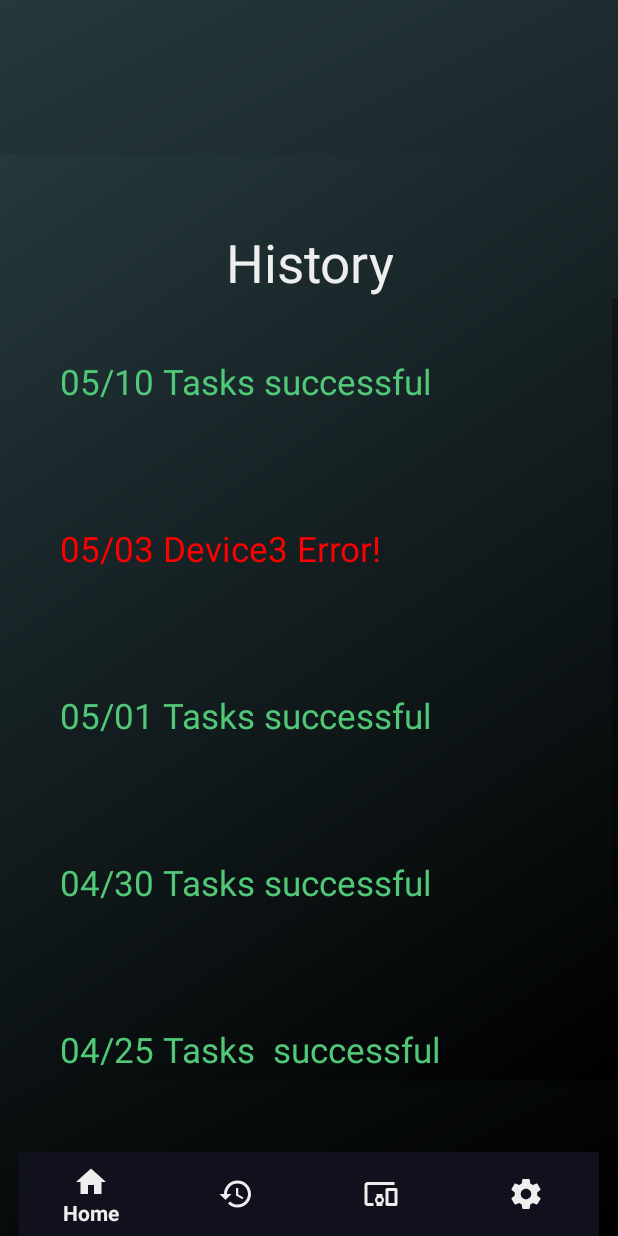
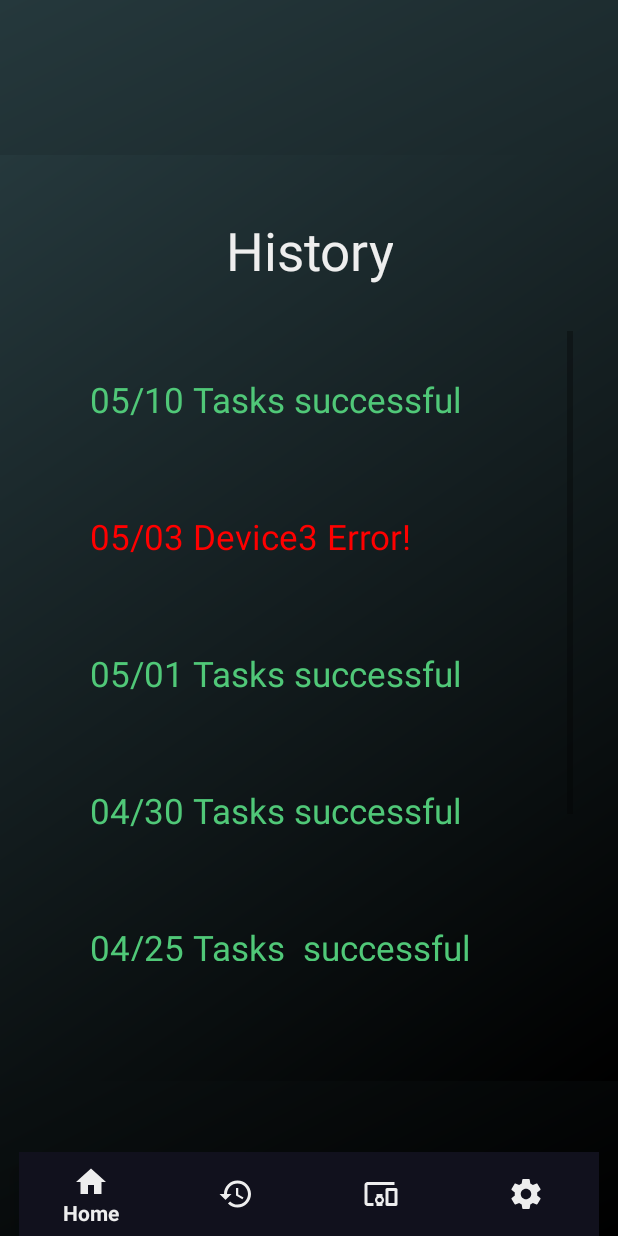
Before and after one commit to matthewlewis112/Lunar-Power, an Android app: the fragment HistoryFragment placed in its activity, on a phone screen of 412 x 824 dp. Run offline under Robolectric (Android 15) with nearby library versions, the phone set to English and light mode, and no system bars; libraries missing offline, so code that uses them is left out: com.amazonaws.auth, com.amazonaws.mobile, com.amazonaws.mobileconnectors, com.amazonaws.services; 4 statements that could not run were skipped.

Commit message:
fragment touch ups

```diff
--- a/LunarPower/app/src/main/res/layout/fragment_history.xml
+++ b/LunarPower/app/src/main/res/layout/fragment_history.xml
@@ -10,16 +10,19 @@
         android:id="@+id/history"
         android:layout_width="wrap_content"
         android:layout_height="wrap_content"
-        android:layout_marginTop="48dp"
+        android:layout_marginTop="40dp"
+        android:layout_marginBottom="30dp"
         android:layout_gravity="center_horizontal"
         android:text="History"
         android:textAlignment="center"
         android:textColor="@color/text"
         android:textSize="35sp"/>
     <ScrollView
-        android:id="@+id/devicesList"
+        android:id="@+id/History"
         android:layout_width="match_parent"
-        android:layout_height="match_parent">
+        android:layout_height="match_parent"
+        android:layout_marginHorizontal="30dp"
+        android:layout_marginBottom="80dp">
 
         <LinearLayout
             android:id="@+id/dev"
@@ -34,7 +37,7 @@
                 android:text="05/10 Tasks successful"
                 android:textColor="#50C878"
                 android:textSize="23sp"
-                android:padding="40dp"/>
+                android:padding="30dp"/>
 
             <TextView
                 android:id="@+id/textView3"
@@ -43,7 +46,7 @@
                 android:text="05/03 Device3 Error!"
                 android:textColor="#FF0000"
                 android:textSize="23sp"
-                android:padding="40dp"/>
+                android:padding="30dp"/>
 
             <TextView
                 android:id="@+id/textView4"
@@ -52,7 +55,7 @@
                 android:text="05/01 Tasks successful"
                 android:textColor="#50C878"
                 android:textSize="23sp"
-                android:padding="40dp"/>
+                android:padding="30dp"/>
 
             <TextView
                 android:id="@+id/textView5"
@@ -61,7 +64,7 @@
                 android:text="04/30 Tasks successful"
                 android:textColor="#50C878"
                 android:textSize="23sp"
-                android:padding="40dp"/>
+                android:padding="30dp"/>
 
             <TextView
                 android:id="@+id/textView6"
@@ -70,7 +73,7 @@
                 android:text="04/25 Tasks  successful"
                 android:textColor="#50C878"
                 android:textSize="23sp"
-                android:padding="40dp"/>
+                android:padding="30dp"/>
 
             <TextView
                 android:id="@+id/textView7"
@@ -79,7 +82,7 @@
                 android:text="04/20 Device7 Error!"
                 android:textColor="#FF0000"
                 android:textSize="23sp"
-                android:padding="40dp"/>
+                android:padding="30dp"/>
 
         </LinearLayout>
     </ScrollView>
```
Also changed, not shown: LunarPower/app/src/main/res/layout/fragment_settings.xml (+11 -9 lines).
